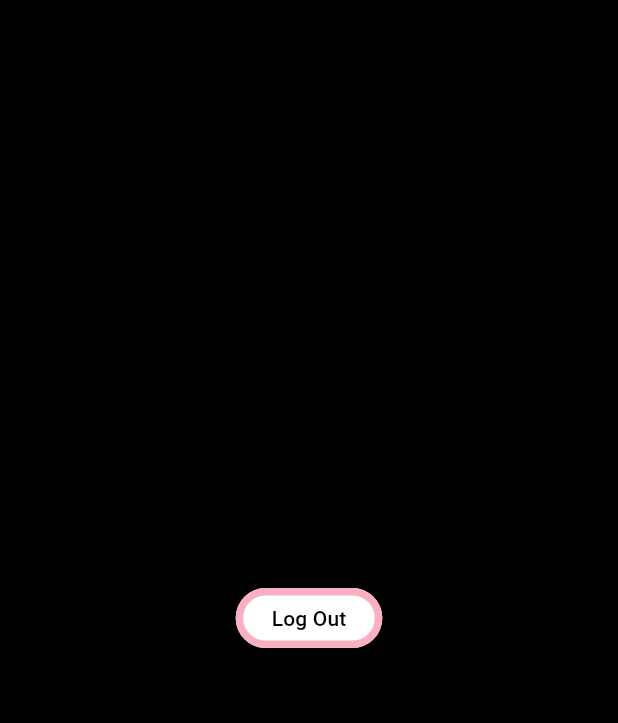
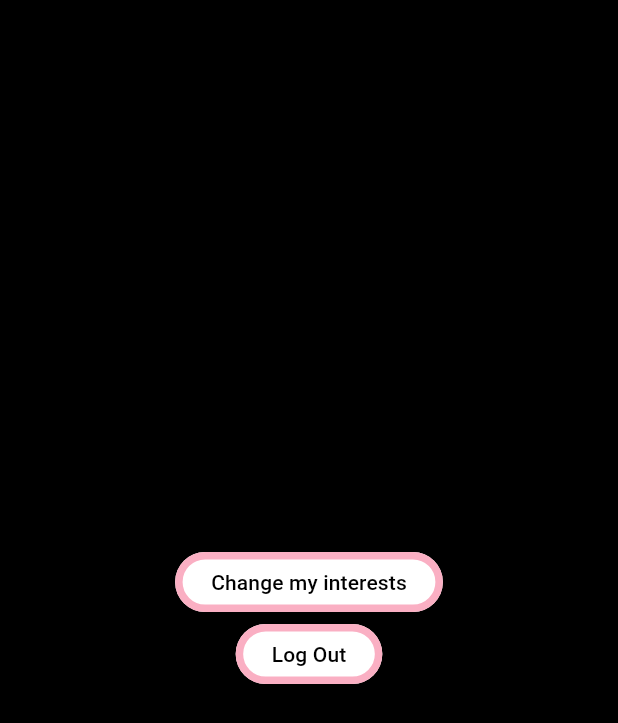
Before and after one commit to L6TR/PocketDreams, a Flutter app: the Settings screen opened directly, on a phone screen of 412 x 824 dp. Shown: the top 723 px of the screen. Run offline on Flutter 3.47's test engine with Material 3 defaults, Android fonts, the phone set to English and light mode, and no system bars; our stand-ins replace flutter_bloc, table_calendar; missing offline and left inert: dart:ffi; network calls fail.

Commit message:
+ changing interests

```diff
--- a/lib/main.dart
+++ b/lib/main.dart
@@ -78,10 +78,8 @@ class PocketDreams extends StatelessWidget {
   Widget build(BuildContext context) {
     return MaterialApp(
       title: "Pocket Dreams",
-      home:
-          const /*LoginScreen(),*/
-          /*Base(),*/
-          TagScreen(),
+      home: const /*LoginScreen(),*/ Base(),
+      /*TagScreen(),*/
     );
   }
 }
@@ -824,6 +822,27 @@ class _SettingsState extends State<Settings> {
               ),
               onPressed: () {
                 Navigator.of(context).pushReplacement(
+                  MaterialPageRoute(builder: (context) => const TagScreen()),
+                );
+              },
+              child: Text(
+                "Change my interests",
+                style: TextStyle(color: Colors.black),
+              ),
+            ),
+
+            OutlinedButton(
+              style: ButtonStyle(
+                backgroundColor: WidgetStatePropertyAll(Colors.white),
+                side: WidgetStatePropertyAll(
+                  BorderSide(
+                    color: Color.fromARGB(255, 250, 175, 195),
+                    width: 5,
+                  ),
+                ),
+              ),
+              onPressed: () {
+                Navigator.of(context).pushReplacement(
                   MaterialPageRoute(builder: (context) => const LoginScreen()),
                 );
               },
```
Also changed, not shown: 2 other files.
